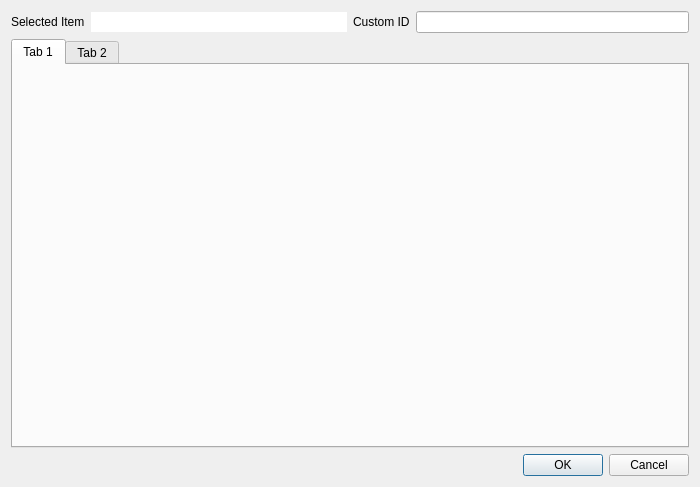
qt-creator/qt-creator, file src/plugins/qmldesigner/components/annotationeditor/annotationeditordialog.ui: the form before one commit.
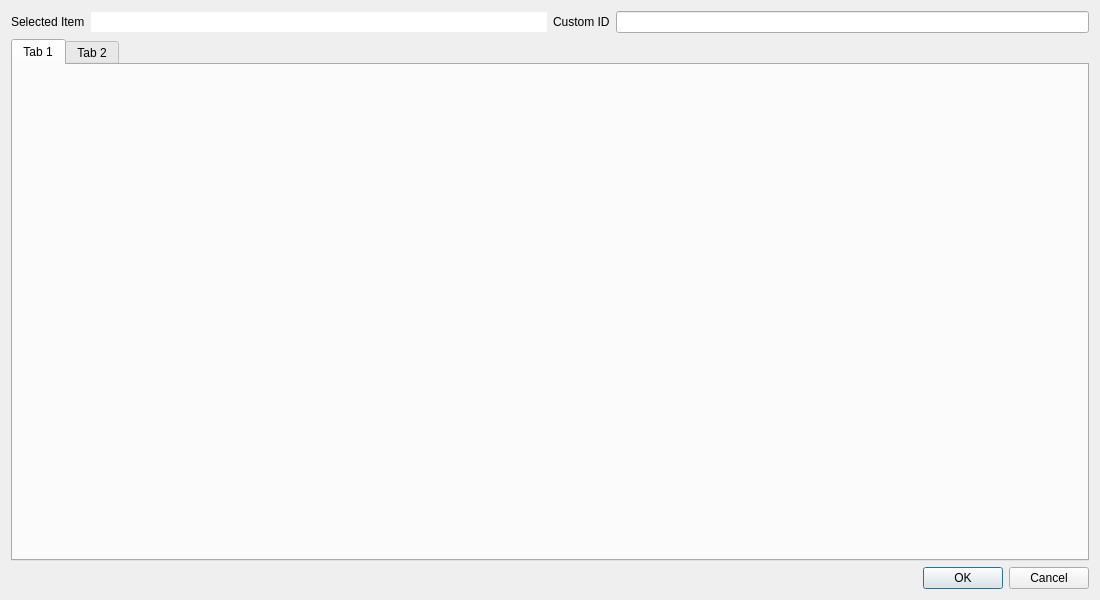
The form after the commit.

Diff of the .ui file:
```diff
--- a/src/plugins/qmldesigner/components/annotationeditor/annotationeditordialog.ui
+++ b/src/plugins/qmldesigner/components/annotationeditor/annotationeditordialog.ui
@@ -6,8 +6,8 @@
    <rect>
     <x>0</x>
     <y>0</y>
-    <width>700</width>
-    <height>487</height>
+    <width>1100</width>
+    <height>600</height>
    </rect>
   </property>
   <property name="windowTitle">
```
